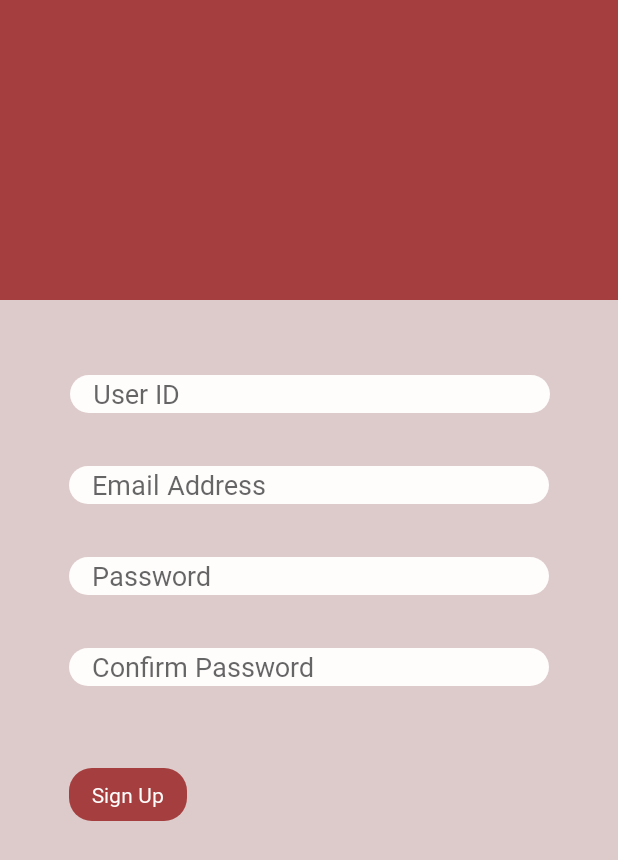
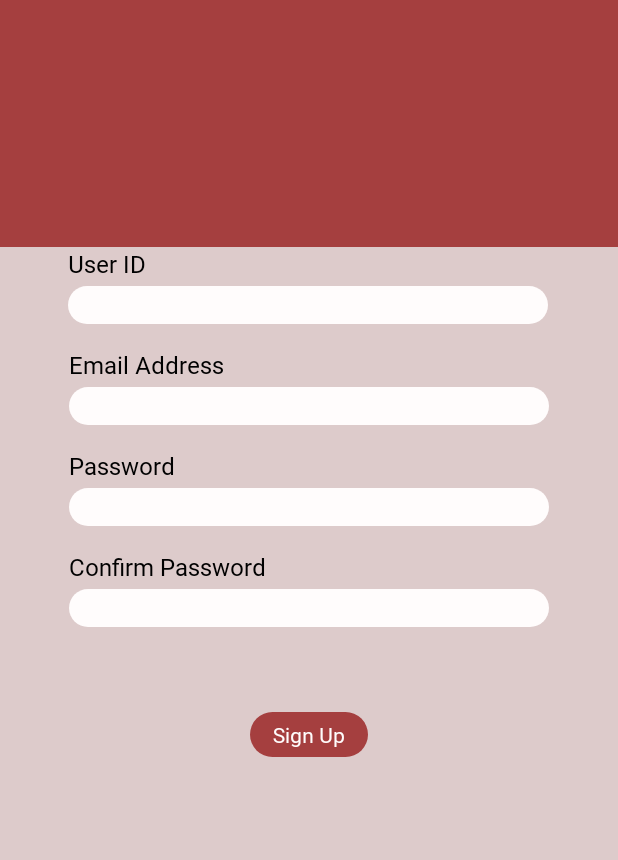
Before and after one commit to hrmck/2020UoAHackathon, an Android app: the SignUpActivity screen opened directly, with no data from a screen before it, on a phone screen of 412 x 824 dp. Shown: the top 860 px of the screen. Run offline under Robolectric (Android 15) with nearby library versions, the phone set to English and light mode, and no system bars.

Commit message:
backup before changing layouts

```diff
--- a/app/src/main/res/drawable/layout_rounded_buttons.xml
+++ b/app/src/main/res/drawable/layout_rounded_buttons.xml
@@ -2,7 +2,6 @@
 <shape xmlns:android="http://schemas.android.com/apk/res/android"
     android:shape="rectangle"
     android:padding="10dp">
-    <!--<solid android:color="@color/bone"/>-->
     <corners
         android:bottomRightRadius="15dp"
         android:bottomLeftRadius="15dp"
--- a/app/src/main/res/layout/activity_products.xml
+++ b/app/src/main/res/layout/activity_products.xml
@@ -164,7 +164,7 @@
         android:layout_height="75dp"
         android:background="@color/bone"
         android:scaleType="fitCenter"
-        android:src="@drawable/cart"
+        app:srcCompat="@drawable/cart"
         app:layout_constraintBottom_toBottomOf="parent"
         app:layout_constraintStart_toStartOf="parent" />
 
--- a/app/src/main/res/layout/activity_signin.xml
+++ b/app/src/main/res/layout/activity_signin.xml
@@ -1,85 +1,133 @@
 <?xml version="1.0" encoding="utf-8"?>
 <androidx.constraintlayout.widget.ConstraintLayout xmlns:android="http://schemas.android.com/apk/res/android"
     xmlns:app="http://schemas.android.com/apk/res-auto"
-    xmlns:tools="http://schemas.android.com/tools"
     android:layout_width="match_parent"
     android:layout_height="match_parent">
 
-    <androidx.constraintlayout.widget.ConstraintLayout
-        android:id="@+id/up"
-        android:layout_width="match_parent"
-        android:layout_height="200dp"
-        app:layout_constraintTop_toTopOf="parent">
-
-    </androidx.constraintlayout.widget.ConstraintLayout>
+    <androidx.constraintlayout.widget.Guideline
+        android:id="@+id/upper_guideline"
+        android:layout_width="wrap_content"
+        android:layout_height="wrap_content"
+        android:orientation="horizontal"
+        app:layout_constraintGuide_percent="0.2" />
 
     <androidx.constraintlayout.widget.ConstraintLayout
         android:id="@+id/down"
         android:layout_width="match_parent"
-        android:layout_height="match_parent"
-        android:layout_marginTop="200dp"
+        android:layout_height="0dp"
         android:background="@color/bone"
         app:layout_constraintBottom_toBottomOf="parent"
-        app:layout_constraintTop_toBottomOf="@id/up"
-        tools:layout_editor_absoluteX="66dp">
+        app:layout_constraintEnd_toEndOf="parent"
+        app:layout_constraintHorizontal_bias="1.0"
+        app:layout_constraintStart_toStartOf="parent"
+        app:layout_constraintTop_toBottomOf="@id/upper_guideline"
+        app:layout_constraintVertical_bias="0.0">
+
+        <androidx.constraintlayout.widget.Guideline
+            android:id="@+id/upper_guideline"
+            android:layout_width="wrap_content"
+            android:layout_height="wrap_content"
+            android:orientation="horizontal"
+            app:layout_constraintGuide_percent="0.1" />
+
+        <TextView
+            android:id="@+id/uid_textView"
+            android:layout_width="wrap_content"
+            android:layout_height="wrap_content"
+            android:text="@string/userID"
+            android:textColor="@color/black"
+            android:textSize="16sp"
+            app:layout_constraintStart_toStartOf="@+id/signUp_userID"
+            app:layout_constraintTop_toTopOf="@+id/mini_upper_guideline" />
 
         <EditText
             android:id="@+id/signUp_userID"
             android:layout_width="wrap_content"
             android:layout_height="25dp"
-            android:layout_marginTop="50dp"
-            android:hint="@string/userID"
+            android:layout_marginTop="4dp"
             android:inputType="textPersonName"
             app:layout_constraintEnd_toEndOf="parent"
-            app:layout_constraintHorizontal_bias="0.505"
+            app:layout_constraintHorizontal_bias="0.494"
             app:layout_constraintStart_toStartOf="parent"
-            app:layout_constraintTop_toTopOf="parent" />
+            app:layout_constraintTop_toBottomOf="@+id/uid_textView" />
+
+        <TextView
+            android:id="@+id/email_textView"
+            android:layout_width="wrap_content"
+            android:layout_height="wrap_content"
+            android:layout_marginTop="16dp"
+            android:text="@string/emailAdr"
+            android:textColor="@color/black"
+            android:textSize="16sp"
+            app:layout_constraintStart_toStartOf="@+id/signUp_emailAdr"
+            app:layout_constraintTop_toBottomOf="@+id/signUp_userID" />
 
         <EditText
             android:id="@+id/signUp_emailAdr"
             android:layout_width="wrap_content"
             android:layout_height="25dp"
-            android:layout_marginTop="35dp"
-            android:hint="@string/emailAdr"
+            android:layout_marginTop="4dp"
             android:inputType="textEmailAddress"
             app:layout_constraintEnd_toEndOf="parent"
             app:layout_constraintHorizontal_bias="0.5"
             app:layout_constraintStart_toStartOf="parent"
-            app:layout_constraintTop_toBottomOf="@+id/signUp_userID" />
+            app:layout_constraintTop_toBottomOf="@+id/email_textView" />
+
+        <TextView
+            android:id="@+id/pwd_textView"
+            android:layout_width="wrap_content"
+            android:layout_height="wrap_content"
+            android:layout_marginTop="16dp"
+            android:text="@string/pwd"
+            android:textColor="@color/black"
+            android:textSize="16sp"
+            app:layout_constraintStart_toEndOf="@+id/signUp_pwd"
+            app:layout_constraintStart_toStartOf="@+id/signUp_pwd"
+            app:layout_constraintTop_toBottomOf="@+id/signUp_emailAdr" />
 
         <EditText
             android:id="@+id/signUp_pwd"
             android:layout_width="wrap_content"
             android:layout_height="25dp"
-            android:layout_marginTop="35dp"
-            android:hint="@string/pwd"
+            android:layout_marginTop="4dp"
             android:inputType="textPassword"
             app:layout_constraintEnd_toEndOf="parent"
             app:layout_constraintHorizontal_bias="0.5"
             app:layout_constraintStart_toStartOf="parent"
-            app:layout_constraintTop_toBottomOf="@+id/signUp_emailAdr" />
+            app:layout_constraintTop_toBottomOf="@+id/pwd_textView" />
+
+        <TextView
+            android:id="@+id/pwdC_textView"
+            android:layout_width="wrap_content"
+            android:layout_height="wrap_content"
+            android:layout_marginTop="16dp"
+            android:text="@string/pwd_c"
+            android:textColor="@color/black"
+            android:textSize="16sp"
+            app:layout_constraintStart_toStartOf="@+id/signUp_pwd_c"
+            app:layout_constraintTop_toBottomOf="@+id/signUp_pwd" />
 
         <EditText
             android:id="@+id/signUp_pwd_c"
             android:layout_width="wrap_content"
             android:layout_height="25dp"
-            android:layout_marginTop="35dp"
-            android:hint="@string/pwd_c"
+            android:layout_marginTop="4dp"
             android:inputType="textPassword"
             app:layout_constraintEnd_toEndOf="parent"
             app:layout_constraintHorizontal_bias="0.5"
             app:layout_constraintStart_toStartOf="parent"
-            app:layout_constraintTop_toBottomOf="@+id/signUp_pwd" />
+            app:layout_constraintTop_toBottomOf="@+id/pwdC_textView" />
 
         <Button
             android:id="@+id/signUpBtn"
             style="@style/SecondaryButton"
             android:layout_width="wrap_content"
-            android:layout_height="35dp"
+            android:layout_height="wrap_content"
             android:layout_marginTop="40dp"
             android:text="@string/signUp"
             app:layout_constraintBottom_toBottomOf="parent"
-            app:layout_constraintStart_toStartOf="@+id/signUp_pwd_c"
+            app:layout_constraintEnd_toEndOf="parent"
+            app:layout_constraintStart_toStartOf="parent"
             app:layout_constraintTop_toBottomOf="@+id/signUp_pwd_c"
             app:layout_constraintVertical_bias="0.050" />
 
--- a/app/src/main/res/values/colors.xml
+++ b/app/src/main/res/values/colors.xml
@@ -3,5 +3,8 @@
     <color name="red">#A53F3F</color>
     <color name="white">#FFFCFC</color>
     <color name="bone">#DDCBCB</color>
-    <color name="black">#050505</color>
+    <!--<color name="black">#050505</color>-->
+    <color name="black">#000000</color>
+    <color name="blue">#1B2A41</color>
+    <color name="brown">#af9164</color>
 </resources>
--- a/app/src/main/res/values/strings.xml
+++ b/app/src/main/res/values/strings.xml
@@ -62,4 +62,5 @@
     <string name="proceed_to_payment">Proceed to payment</string>
 
     <string name="title_productInfo">Details</string>
+    <string name="search">Search</string>
 </resources>
```
Also changed, not shown: app/src/main/res/layout/activity_login.xml (added, +86 -0 lines).
